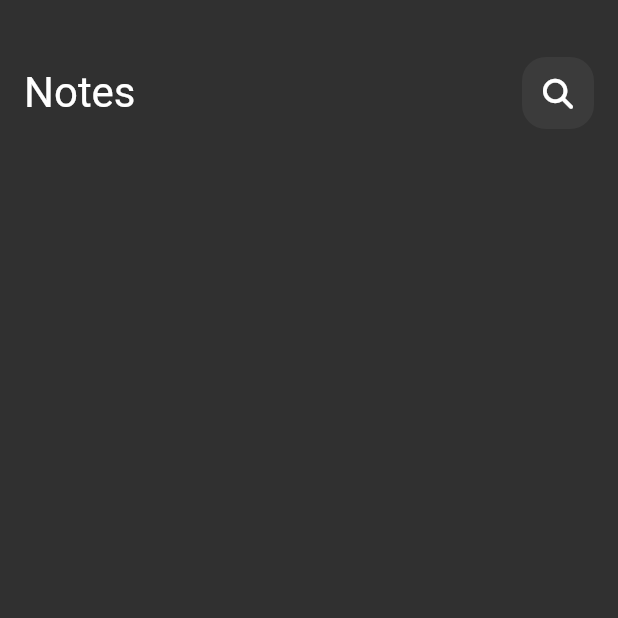
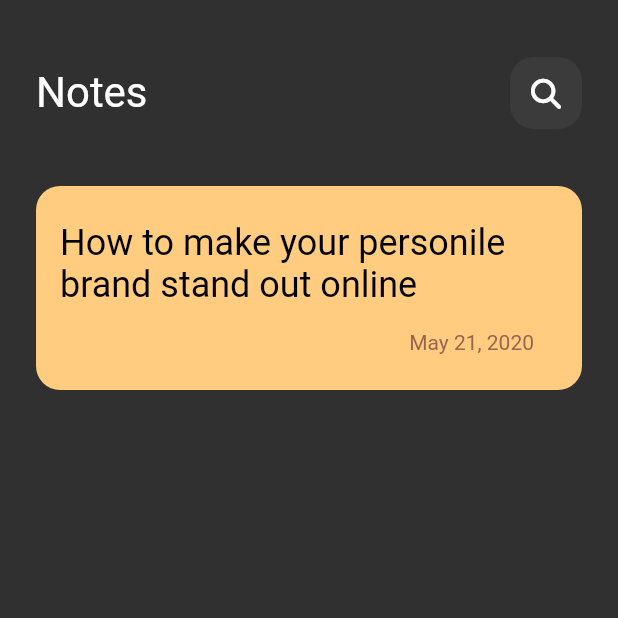
Before and after one commit to tharwatsamy/hive_play_ground, a Flutter app: the screen it shows after launch, on a phone screen of 412 x 824 dp, the top half of it. Run offline on Flutter 3.47's test engine with Material 2 defaults, Android fonts, the phone set to English and light mode, and no system bars; our stand-ins replace font_awesome_flutter, hive_flutter; accounts and stored records are empty.

Commit message:
add note item

```diff
--- a/lib/views/widgets/custom_app_bar.dart
+++ b/lib/views/widgets/custom_app_bar.dart
@@ -7,9 +7,7 @@ class CustomAppBar extends StatelessWidget {
 
   @override
   Widget build(BuildContext context) {
-    return Padding(
-      padding: const EdgeInsets.symmetric(horizontal: 16),
-      child: Row(
+    return Row(
       mainAxisAlignment: MainAxisAlignment.spaceBetween,
       children: const [
         Text(
@@ -20,7 +18,6 @@ class CustomAppBar extends StatelessWidget {
         ),
         SearchIcon(),
       ],
-      ),
     );
   }
 }
--- a/lib/views/widgets/todos_view_body.dart
+++ b/lib/views/widgets/todos_view_body.dart
@@ -11,13 +11,63 @@ class TodosViewBody extends StatelessWidget {
 
   @override
   Widget build(BuildContext context) {
-    return Column(
+    return Padding(
+      padding: const EdgeInsets.symmetric(horizontal: 24),
+      child: Column(
         children: const [
           SizedBox(
             height: 38,
           ),
           CustomAppBar(),
+          SizedBox(
+            height: 38,
+          ),
+          NoteItem(
+            color: Color(0xffffcc80),
+          ),
         ],
+      ),
     );
   }
 }
+
+class NoteItem extends StatelessWidget {
+  const NoteItem({Key? key, required this.color}) : super(key: key);
+
+  final Color color;
+  @override
+  Widget build(BuildContext context) {
+    return Container(
+      width: double.infinity,
+      padding: const EdgeInsets.only(left: 16, right: 32, top: 24, bottom: 24),
+      decoration: BoxDecoration(
+        borderRadius: BorderRadius.circular(16),
+        color: color,
+      ),
+      child: Column(
+        crossAxisAlignment: CrossAxisAlignment.stretch,
+        mainAxisSize: MainAxisSize.min,
+        children: const [
+          Text(
+            'How to make your personile brand stand out online',
+            textAlign: TextAlign.left,
+            style: TextStyle(
+              color: Colors.black,
+              fontSize: 24,
+            ),
+          ),
+          SizedBox(
+            height: 16,
+          ),
+          Text(
+            'May 21, 2020',
+            textAlign: TextAlign.end,
+            style: TextStyle(
+              color: Color(0xff9a6451),
+            ),
+          ),
+        ],
+      ),
+    );
+  }
+}
```
Lines whose indentation alone changed are shown as unchanged.
